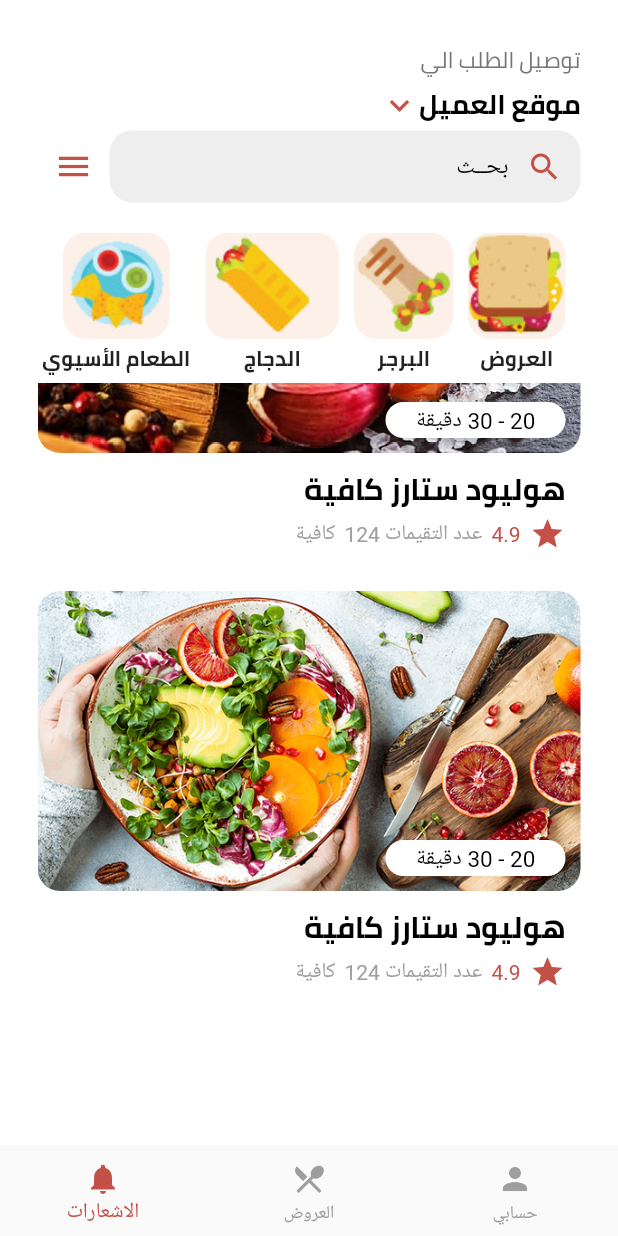
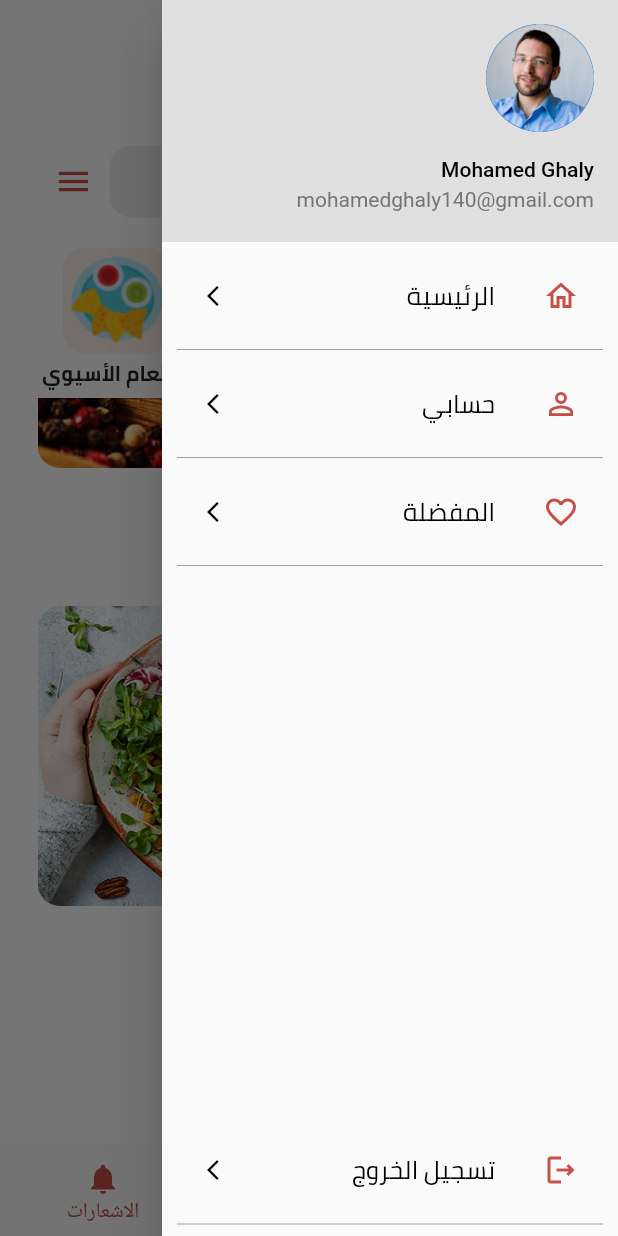
Before and after one commit to Mohamedghaly140/Restaurant-Mobile-App, a Flutter app: the HomeScreen screen opened directly, scrolled down 153 dp, after a tap on the "menu" icon, on a phone screen of 412 x 824 dp. Run offline on Flutter 3.47's test engine with Material 2 defaults, Android fonts, the phone set to English and light mode, and no system bars; our stand-ins replace font_awesome_flutter, page_indicator.

Commit message:
fix open drawer

```diff
--- a/lib/pages/home/home_screen.dart
+++ b/lib/pages/home/home_screen.dart
@@ -1,7 +1,7 @@
 import 'package:flutter/material.dart';
 
 import '../../widgets/category_item.dart';
-import '../../widgets/meal_item.dart';
+import '../../widgets/product_item.dart';
 import '../../widgets/drawer.dart';
 
 import '../config.dart';
@@ -72,6 +72,7 @@ class _HomeScreenState extends State<HomeScreen> {
       backgroundColor: Colors.white,
       body: Directionality(
         textDirection: TextDirection.rtl,
+        child: SingleChildScrollView(
           child: Container(
             padding: EdgeInsets.symmetric(
               vertical: 15,
@@ -105,20 +106,16 @@ class _HomeScreenState extends State<HomeScreen> {
                           fontWeight: FontWeight.bold,
                         ),
                       ),
-                    InkWell(
-                      onTap: () {
-                        _drawerKey.currentState!.openEndDrawer();
-                      },
-                      child: Icon(
+                      Icon(
                         Icons.keyboard_arrow_down,
                         color: primaryColor,
                         size: 26,
-                      ),
                       ),
                     ],
                   ),
                 ),
                 Container(
+                  margin: const EdgeInsets.only(top: 10),
                   width: double.infinity,
                   child: Row(
                     mainAxisAlignment: MainAxisAlignment.spaceBetween,
@@ -150,7 +147,9 @@ class _HomeScreenState extends State<HomeScreen> {
                         ),
                       ),
                       IconButton(
-                      onPressed: () {},
+                        onPressed: () {
+                          _drawerKey.currentState!.openEndDrawer();
+                        },
                         icon: Icon(
                           Icons.menu,
                           size: 26,
@@ -180,13 +179,13 @@ class _HomeScreenState extends State<HomeScreen> {
                   height: MediaQuery.of(context).size.height * 0.522,
                   child: ListView(
                     children: [
-                    MealItem(
+                      ProductItem(
                         '1',
                         'assets/images/product/pro1.jpg',
                         'هوليود ستارز كافية',
                         '20 - 30',
                       ),
-                    MealItem(
+                      ProductItem(
                         '1',
                         'assets/images/product/pro2.jpg',
                         'هوليود ستارز كافية',
@@ -196,6 +195,7 @@ class _HomeScreenState extends State<HomeScreen> {
                   ),
                 ),
               ],
+            ),
           ),
         ),
       ),
--- a/lib/widgets/drawer.dart
+++ b/lib/widgets/drawer.dart
@@ -13,11 +13,17 @@ class _SideDrawerState extends State<SideDrawer> {
     return Drawer(
       child: Directionality(
         textDirection: TextDirection.rtl,
-        child: ListView(
+        child: Column(
           children: [
             UserAccountsDrawerHeader(
-              accountName: Text('Mohamed Ghaly'),
-              accountEmail: Text('mohamedghaly140@gmail.com'),
+              accountName: Text(
+                'Mohamed Ghaly',
+                style: TextStyle(color: Colors.black),
+              ),
+              accountEmail: Text(
+                'mohamedghaly140@gmail.com',
+                style: TextStyle(color: Colors.grey[600]),
+              ),
               decoration: BoxDecoration(color: Colors.grey[300]),
               currentAccountPicture: CircleAvatar(
                 backgroundImage: AssetImage('assets/images/profile.png'),
@@ -26,6 +32,8 @@ class _SideDrawerState extends State<SideDrawer> {
             DrawerItem('الرئيسية', Icons.home_outlined),
             DrawerItem('حسابي', Icons.person_outline),
             DrawerItem('المفضلة', Icons.favorite_border_outlined),
+            Spacer(),
+            DrawerItem('تسجيل الخروج', Icons.logout_outlined),
           ],
         ),
       ),
--- a/lib/widgets/meal_item.dart
+++ b/lib/widgets/product_item.dart
@@ -2,13 +2,13 @@ import 'package:flutter/material.dart';
 
 import '../pages/config.dart';
 
-class MealItem extends StatelessWidget {
-  final String mealId;
+class ProductItem extends StatelessWidget {
+  final String prodId;
   final String title;
   final String imageUrl;
   final String duration;
 
-  MealItem(this.mealId, this.imageUrl, this.title, this.duration);
+  ProductItem(this.prodId, this.imageUrl, this.title, this.duration);
 
   @override
   Widget build(BuildContext context) {
```
Also changed, not shown: lib/pages/product/product_detail_screen.dart (added, +13 -0 lines). Lines whose indentation alone changed are shown as unchanged.
